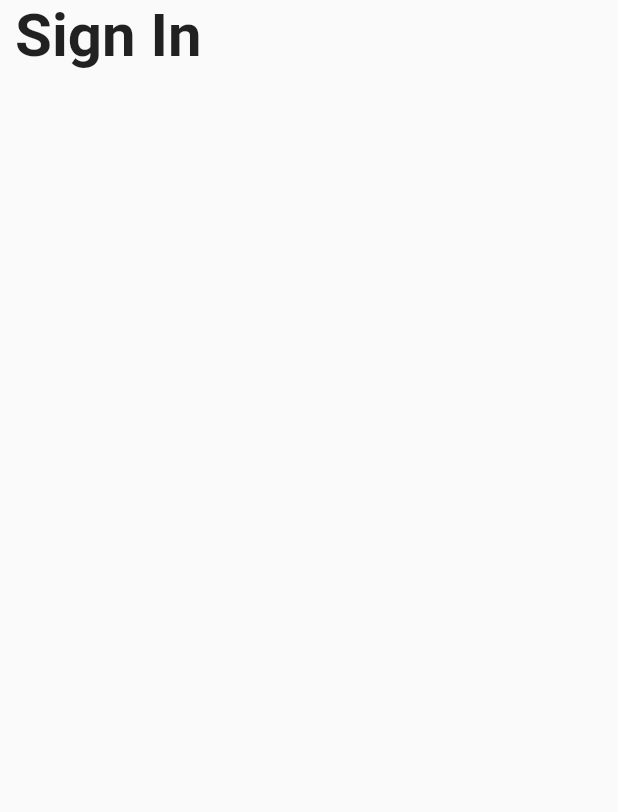
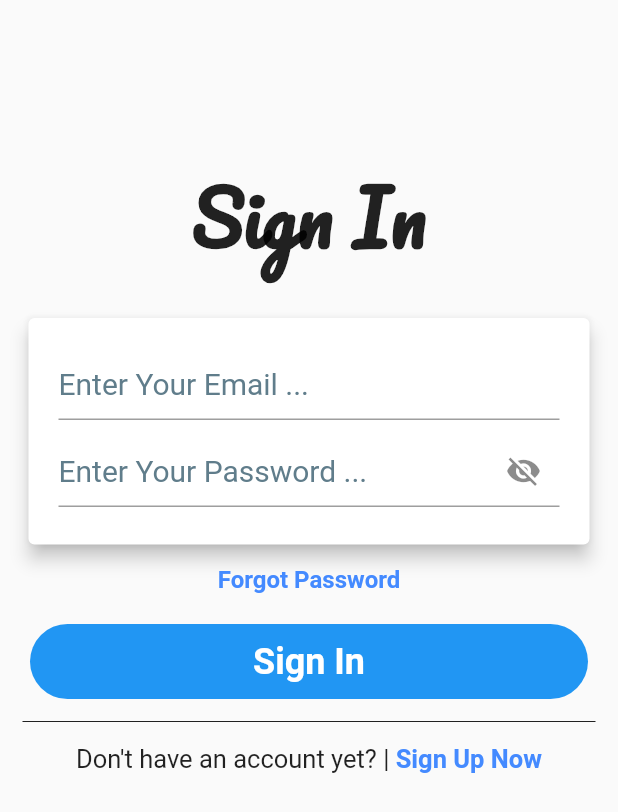
Before and after one commit to abu3omar-97/new_face, a Flutter app: the SignInPage screen opened directly, on a phone screen of 412 x 824 dp. Shown: the top 812 px of the screen. Run offline on Flutter 3.47's test engine with Material 2 defaults, Android fonts, the light colour scheme and no system bars.

Commit message:
Sign In page (login) NOTE: I added all the widgets inside a listview so that the keyboard does not cover the text fields ... we could fix it later after testing

```diff
--- a/lib/src/pages/sign_in_page.dart
+++ b/lib/src/pages/sign_in_page.dart
@@ -1,3 +1,4 @@
+import 'package:flutter/cupertino.dart';
 import 'package:flutter/material.dart';
 
 class SignInPage extends StatefulWidget {
@@ -5,24 +6,137 @@ class SignInPage extends StatefulWidget {
   _SignInPageState createState() => _SignInPageState();
 }
 
+TextStyle textFieldStyle = TextStyle(fontSize: 20, color: Colors.blueGrey);
+
 class _SignInPageState extends State<SignInPage> {
+  bool _toogleVisibilty = true;
+  IconData visible = Icons.visibility_off;
+
+  Widget _buildEmailTextField() {
+    return TextFormField(
+      decoration: InputDecoration(
+          hintText: "Enter Your Email ...", hintStyle: textFieldStyle),
+    );
+  }
+
+  Widget _buildPasswordTextField() {
+    return TextFormField(
+      decoration: InputDecoration(
+          suffixIcon: IconButton(
+            onPressed: () {
+              setState(() {
+                _toogleVisibilty = !_toogleVisibilty;
+                if (!_toogleVisibilty)
+                  visible = Icons.visibility;
+                else
+                  visible = Icons.visibility_off;
+              });
+            },
+            icon: Icon(visible),
+          ),
+          hintText: "Enter Your Password ...",
+          hintStyle: textFieldStyle),
+      obscureText: _toogleVisibilty,
+    );
+  }
+
   @override
   Widget build(BuildContext context) {
     return Scaffold(
-      body: Padding(
-        padding: EdgeInsets.symmetric(horizontal: 10),
+        // resizeToAvoidBottomPadding: false,
+        body: ListView(
+      children: <Widget>[
+        Padding(
+          padding: EdgeInsets.symmetric(horizontal: 15),
           child: Column(
+            mainAxisAlignment: MainAxisAlignment.center,
             children: <Widget>[
+              SizedBox(height: 100),
+//            Row(
+//              mainAxisAlignment: MainAxisAlignment.center,
+//              children: <Widget>[
+//                Icon(Icons.restaurant, size: 50),
+//                SizedBox(width: 10),
+//                Icon(Icons.fastfood, size: 50),
+//              ],
+//            ),
               Text(
                 "Sign In",
                 style: TextStyle(
                     fontWeight: FontWeight.bold,
-                fontSize: 40,
+                    color: Colors.black87,
+                    fontSize: 50,
+                    fontFamily: 'Pac'),
               ),
+              SizedBox(height: 20),
+              Card(
+                elevation: 5,
+                child: Padding(
+                  padding: EdgeInsets.all(20),
+                  child: Column(
+                    children: <Widget>[
+                      _buildEmailTextField(),
+                      SizedBox(height: 10),
+                      _buildPasswordTextField(),
+                      SizedBox(height: 5),
+                    ],
+                  ),
+                ),
+              ),
+              SizedBox(height: 10),
+              Row(
+                mainAxisAlignment: MainAxisAlignment.center,
+                children: <Widget>[
+                  Text(
+                    "Forgot Password",
+                    style: TextStyle(
+                        fontSize: 16,
+                        fontWeight: FontWeight.bold,
+                        color: Colors.blueAccent),
+                  ),
+                ],
+              ),
+              SizedBox(height: 20),
+              Container(
+                margin: EdgeInsets.only(left: 5, right: 5),
+                height: 50,
+                decoration: BoxDecoration(
+                    color: Colors.blue,
+                    borderRadius: BorderRadius.circular(30)),
+                child: Center(
+                  child: Text(
+                    "Sign In",
+                    style: TextStyle(
+                        color: Colors.white,
+                        fontSize: 24,
+                        fontWeight: FontWeight.bold),
+                  ),
+                ),
+              ),
+              Divider(
+                height: 30,
+                color: Colors.black87,
+              ),
+              Row(
+                mainAxisAlignment: MainAxisAlignment.center,
+                children: <Widget>[
+                  Text(
+                    "Don't have an account yet? | ",
+                    style: TextStyle(fontSize: 17),
+                  ),
+                  Text(
+                    "Sign Up Now",
+                    style: TextStyle(
+                        fontSize: 17,
+                        fontWeight: FontWeight.bold,
+                        color: Colors.blueAccent),
+                  )
+                ],
               )
             ],
           ),
         ),
-    );
+      ],
+    ));
   }
 }
```
Lines whose indentation alone changed are shown as unchanged.
